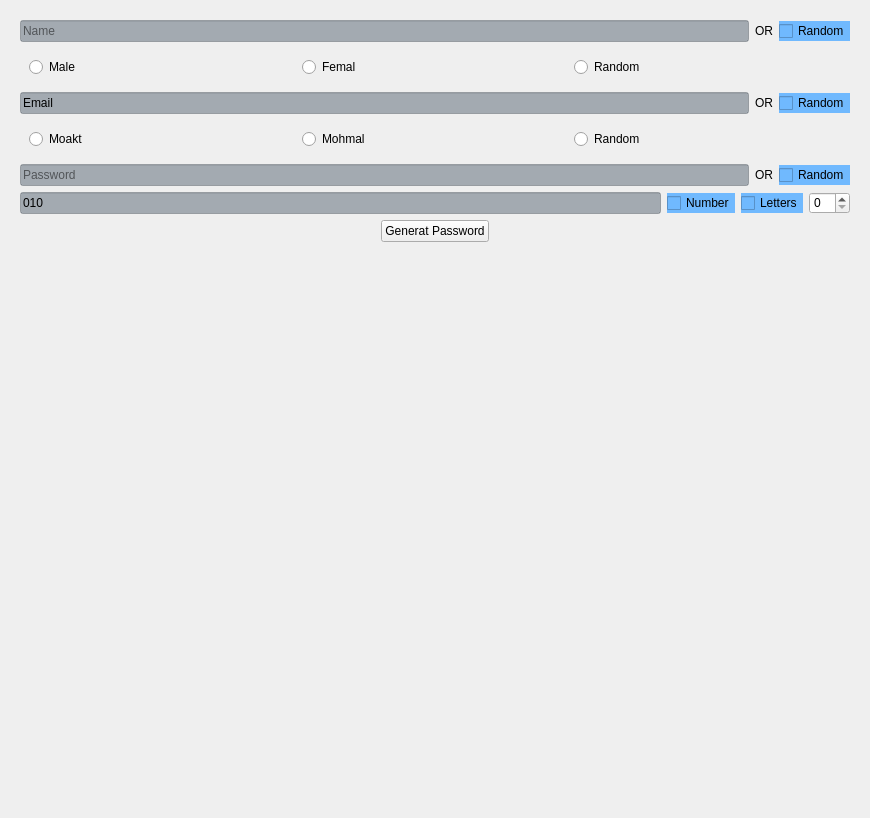
Old version of the form ui/Public/Generat.ui in the repository kreemkhaled112/GUI.
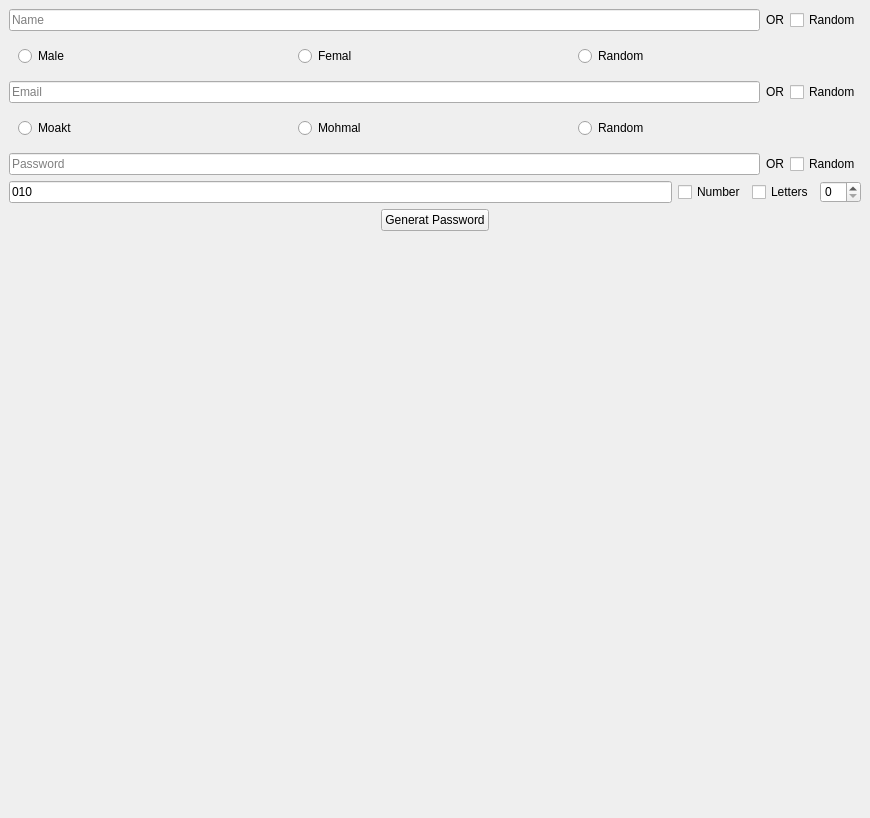
New version of the form.

Diff of the .ui file:
```diff
--- a/ui/Public/Generat.ui
+++ b/ui/Public/Generat.ui
@@ -14,12 +14,7 @@
    <string>Form</string>
   </property>
   <property name="styleSheet">
-   <string notr="true">QLineEdit{
-   background-color: rgba( 86, 101, 115, 0.5)
-  }
-QCheckBox{
-background-color: #70B9FE;
-}
+   <string notr="true">
 QPushButton l{
 		border:none;
 		border-radius: 3px;
@@ -40,6 +35,21 @@
 }</string>
   </property>
   <layout class="QGridLayout" name="gridLayout">
+   <property name="leftMargin">
+    <number>0</number>
+   </property>
+   <property name="topMargin">
+    <number>0</number>
+   </property>
+   <property name="rightMargin">
+    <number>0</number>
+   </property>
+   <property name="bottomMargin">
+    <number>0</number>
+   </property>
+   <property name="spacing">
+    <number>0</number>
+   </property>
    <item row="0" column="0">
     <widget class="QScrollArea" name="scrollArea">
      <property name="minimumSize">
@@ -59,12 +69,12 @@
        <rect>
         <x>0</x>
         <y>0</y>
-        <width>852</width>
-        <height>800</height>
+        <width>870</width>
+        <height>818</height>
        </rect>
       </property>
-      <layout class="QVBoxLayout" name="verticalLayout_2">
-       <item>
+      <layout class="QGridLayout" name="gridLayout_2">
+       <item row="0" column="0">
         <widget class="QWidget" name="widget_Name" native="true">
          <layout class="QHBoxLayout" name="horizontalLayout">
           <property name="spacing">
@@ -112,7 +122,7 @@
          </layout>
         </widget>
        </item>
-       <item>
+       <item row="1" column="0">
         <widget class="QWidget" name="widget_Name1" native="true">
          <layout class="QHBoxLayout" name="horizontalLayout_2">
           <item>
@@ -139,7 +149,7 @@
          </layout>
         </widget>
        </item>
-       <item>
+       <item row="2" column="0">
         <widget class="QWidget" name="widget_Email" native="true">
          <layout class="QHBoxLayout" name="horizontalLayout_3">
           <property name="spacing">
@@ -163,11 +173,11 @@
              <string notr="true"/>
             </property>
             <property name="text">
+             <string/>
+            </property>
+            <property name="placeholderText">
              <string>Email</string>
             </property>
-            <property name="placeholderText">
-             <string>Name</string>
-            </property>
            </widget>
           </item>
           <item>
@@ -187,7 +197,7 @@
          </layout>
         </widget>
        </item>
-       <item>
+       <item row="3" column="0">
         <widget class="QWidget" name="widget_Email1" native="true">
          <layout class="QHBoxLayout" name="horizontalLayout_4">
           <item>
@@ -214,7 +224,7 @@
          </layout>
         </widget>
        </item>
-       <item>
+       <item row="4" column="0">
         <widget class="QWidget" name="widget_Password" native="true">
          <layout class="QHBoxLayout" name="horizontalLayout_5">
           <property name="leftMargin">
@@ -256,7 +266,7 @@
          </layout>
         </widget>
        </item>
-       <item>
+       <item row="5" column="0">
         <widget class="QWidget" name="widget_Password1" native="true">
          <layout class="QVBoxLayout" name="verticalLayout">
           <property name="leftMargin">
@@ -327,7 +337,7 @@
          </layout>
         </widget>
        </item>
-       <item>
+       <item row="6" column="0">
         <widget class="QStackedWidget" name="stackedWidget">
          <widget class="QWidget" name="page_0"/>
          <widget class="QWidget" name="page_1"/>
```
Left out of the diff: 32 changed lines with no effect on the pictures.
